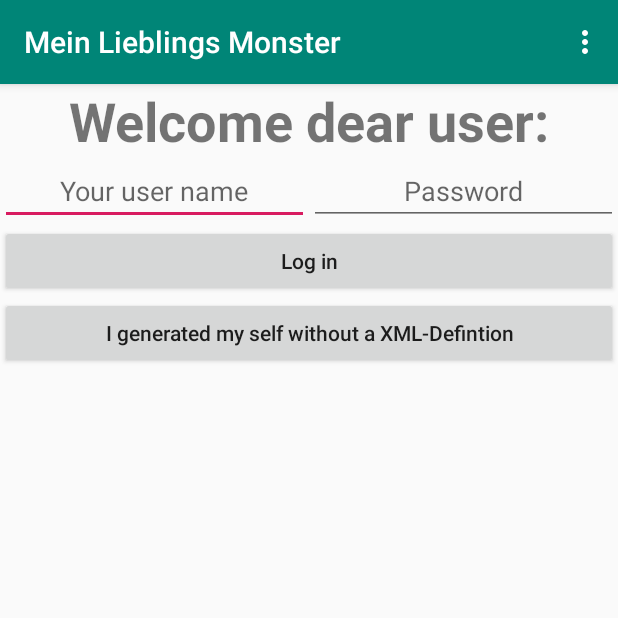
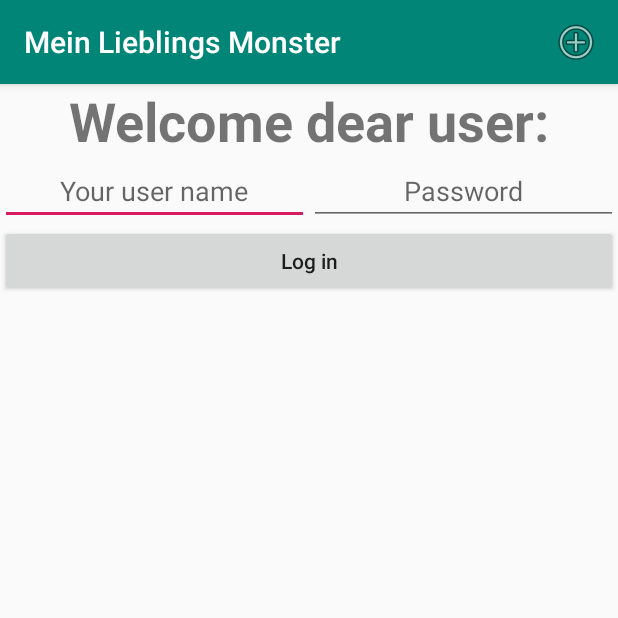
Before and after one commit to mission-webstyle/meinLieblingsMonster, an Android app: the screen it shows after launch (MainActivity), on a phone screen of 412 x 824 dp, the top half of it. Run offline under Robolectric (Android 15) with nearby library versions, the phone set to English and light mode, and no system bars.

Commit message:
Menu vor der richtigen Benennung und der Kapselung der Dynamischen Widgetgenerierung

```diff
--- a/app/src/main/java/de/rhistel/meinlieblingsmonster/MainActivity.kt
+++ b/app/src/main/java/de/rhistel/meinlieblingsmonster/MainActivity.kt
@@ -49,8 +49,6 @@ class MainActivity : AppCompatActivity() {
         this.txtUserPw = this.findViewById(R.id.txtUserPw)
         this.btnLogIn = this.findViewById(R.id.btnLogIn)
 
-        this.generateANewButtonWithOutAXmlDefiniton()
-
         //3. Setzen der Toolbar
         setSupportActionBar(this.mainToolbar)
 
@@ -84,21 +82,27 @@ class MainActivity : AppCompatActivity() {
 
 
     //region 3. MenuHandling
+
+    /**
+     * Generiert das Menu dynamisch zur Laufzeit
+     * ueber einen speziellen LayoutInflater nur fuer
+     * Menus; den geerbten MenuInflater
+     * @return true = Menu anzeigen | false = Menu nicht anzeigen
+     */
     override fun onCreateOptionsMenu(menu: Menu): Boolean {
-        // Inflate the menu; this adds items to the action bar if it is present.
-        menuInflater.inflate(R.menu.menu_main, menu)
+        //Menu generieren
+        this.menuInflater.inflate(R.menu.main_activity_main_menu_layout, menu)
         return true
     }
 
     /**
      * Auswertung der Menuklicks
+     * Checken welches Item geklickt wurde und
+     * entsprechende Aktion einleiten
      */
     override fun onOptionsItemSelected(item: MenuItem): Boolean {
-        // Handle action bar item clicks here. The action bar will
-        // automatically handle clicks on the Home/Up button, so long
-        // as you specify a parent activity in AndroidManifest.xml.
         when (item.itemId) {
-            R.id.action_settings -> generateANewButtonWithOutAXmlDefiniton()
+            R.id.mnuItemGenerateAButtonWithoutAXmlDefinition -> generateANewButtonWithOutAXmlDefiniton()
             else -> super.onOptionsItemSelected(item)
         }
 
@@ -119,7 +123,7 @@ class MainActivity : AppCompatActivity() {
         this.btnGenerateYourSelfWithOutXmlDefintion = Button(this)
 
         //Attribute setzen
-        this.btnGenerateYourSelfWithOutXmlDefintion.setText(R.string.strGeneratedItSelfText)
+        this.btnGenerateYourSelfWithOutXmlDefintion.setText(R.string.strGeneratedWithoutAXmlDefinition)
 
         //Anschreimodus textAllCaps deaktivieren
         this.btnGenerateYourSelfWithOutXmlDefintion.isAllCaps = false;
--- a/app/src/main/res/menu/menu_main.xml
+++ b/app/src/main/res/menu/main_activity_main_menu_layout.xml
@@ -3,8 +3,9 @@
     xmlns:tools="http://schemas.android.com/tools"
     tools:context="de.rhistel.meinlieblingsmonster.MainActivity">
     <item
-        android:id="@+id/action_settings"
+        android:id="@+id/mnuItemGenerateAButtonWithoutAXmlDefinition"
+        android:icon="@android:drawable/ic_menu_add"
         android:orderInCategory="100"
-        android:title="@string/action_settings"
-        app:showAsAction="never" />
+        android:title="@string/strGenerateANewButtonText"
+        app:showAsAction="ifRoom" />
 </menu>
--- a/app/src/main/res/values/strings.xml
+++ b/app/src/main/res/values/strings.xml
@@ -1,6 +1,6 @@
 <resources>
     <string name="app_name">Mein Lieblings Monster</string>
-    <string name="action_settings">Settings</string>
+    <string name="strGenerateANewButtonText">Generate a new Button please</string>
     <string name="strWelcomeMessageText">Welcome dear user:</string>
     <string name="strUserNameHint">Your user name</string>
     <string name="strUserNameMessage">Your entered user name is:</string>
@@ -8,6 +8,6 @@
     <string name="strUserPwHint">Password</string>
     <string name="strLogInText">Log in</string>
     <string name="strUserMessageFillInUserNameAndPw">Please fill in the username and the password</string>
-    <string name="strGeneratedItSelfText">I generated my self without a XML-Defintion</string>
+    <string name="strGeneratedWithoutAXmlDefinition">I was generated without a XML-Definition</string>
     <string name="strNewTextViewText">This is a new TextView because you clicked the new Button.</string>
 </resources>
```
